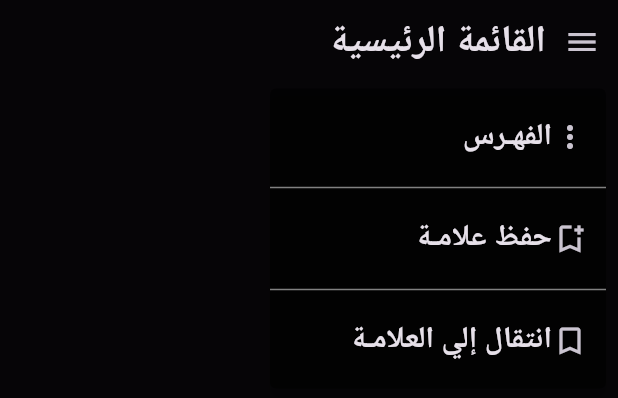
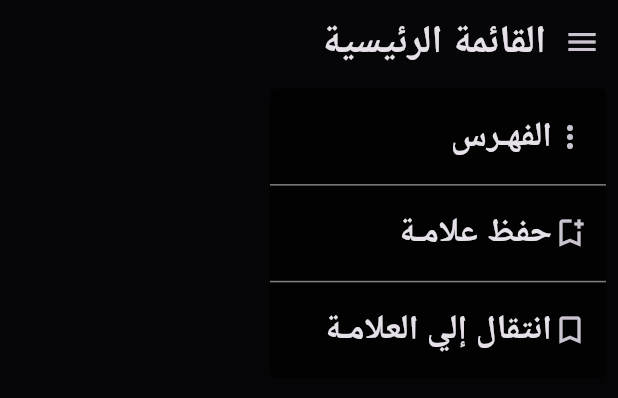
Before and after one commit to islamashraf011/Quran_App, a Flutter app: the CustomQuranAppBar widget shown alone on an empty page, opened directly, after a tap on the "menu" icon, on a phone screen of 412 x 824 dp. Shown: the top 398 px of the screen. Run offline on Flutter 3.47's test engine with Material 3 defaults, Android fonts, the phone set to English and light mode, and no system bars; our stand-ins replace bloc, flutter_bloc, font_awesome_flutter, geolocator, hijri, shared_preferences; missing offline and left inert: flutter_qiblah; accounts and stored records are empty.

Commit message:
Make Quran Reading View Size Responsive

```diff
--- a/lib/components/custom_quran_app_bar.dart
+++ b/lib/components/custom_quran_app_bar.dart
@@ -12,11 +12,11 @@ class CustomQuranAppBar extends StatelessWidget {
     return AppBar(
       backgroundColor: Colors.black.withOpacity(0.7),
       actions: [
-        const Text(
+        Text(
           "القائمة الرئيسية",
           textDirection: TextDirection.rtl,
           style: TextStyle(
-            fontSize: 25,
+            fontSize: MediaQuery.of(context).size.width * 0.063,
             fontWeight: FontWeight.bold,
           ),
         ),
@@ -34,8 +34,8 @@ class CustomQuranAppBar extends StatelessWidget {
                   text: "الفهـرس",
                 ),
               ),
-              const PopupMenuDivider(
-                height: 20,
+              PopupMenuDivider(
+                height: MediaQuery.of(context).size.height * 0.02,
               ),
               PopupMenuItem(
                 onTap: addMark,
@@ -44,8 +44,8 @@ class CustomQuranAppBar extends StatelessWidget {
                   text: "حفظ علامـة",
                 ),
               ),
-              const PopupMenuDivider(
-                height: 20,
+              PopupMenuDivider(
+                height: MediaQuery.of(context).size.height * 0.02,
               ),
               PopupMenuItem(
                 onTap: goToMark,
--- a/lib/components/custom_row_menu_item.dart
+++ b/lib/components/custom_row_menu_item.dart
@@ -15,9 +15,9 @@ class CustomRowMenuItem extends StatelessWidget {
       children: [
         Text(
           text,
-          style: const TextStyle(
+          style: TextStyle(
             fontWeight: FontWeight.bold,
-            fontSize: 20,
+            fontSize: MediaQuery.of(context).size.width * 0.055,
           ),
         ),
         Icon(
```
Also changed, not shown: pubspec.lock.
